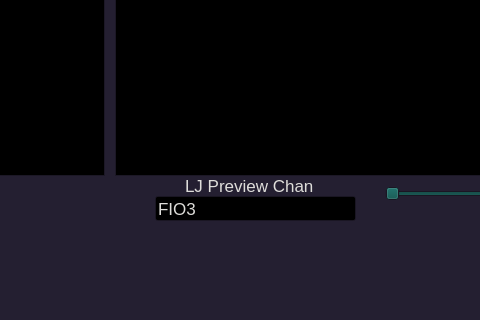
The window that gui.ui (jbmelander/jackfish) describes before a commit, drawn with Qt 5; both pictures show x 445 to 925 and y 394 to 714 of the 1128 by 714 pixel window.
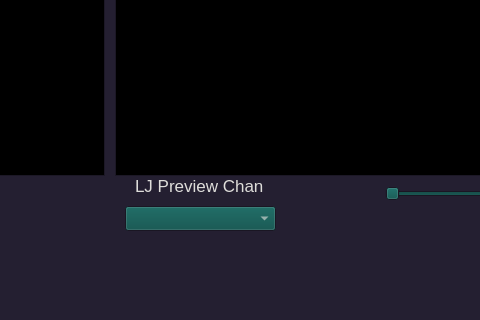
The same window after the commit. Custom widgets are drawn as their Qt base class.

Commit message: add combo box for preview which updates with lineedit

What changed in the file:
```diff
--- a/gui.ui
+++ b/gui.ui
@@ -989,7 +989,7 @@
    <widget class="QLabel" name="label_9">
     <property name="geometry">
      <rect>
-      <x>630</x>
+      <x>580</x>
       <y>570</y>
       <width>140</width>
       <height>20</height>
@@ -1005,24 +1005,15 @@
      <string>LJ Preview Chan</string>
     </property>
    </widget>
-   <widget class="QLineEdit" name="preview_chan_edit">
+   <widget class="QComboBox" name="lj_chan_preview_drop">
     <property name="geometry">
      <rect>
-      <x>600</x>
-      <y>590</y>
-      <width>201</width>
+      <x>570</x>
+      <y>600</y>
+      <width>151</width>
       <height>25</height>
      </rect>
     </property>
-    <property name="font">
-     <font>
-      <family>Arial</family>
-      <pointsize>13</pointsize>
-     </font>
-    </property>
-    <property name="text">
-     <string>FIO3</string>
-    </property>
    </widget>
   </widget>
   <widget class="QStatusBar" name="statusBar"/>
```
The commit also changes 2 other files.
